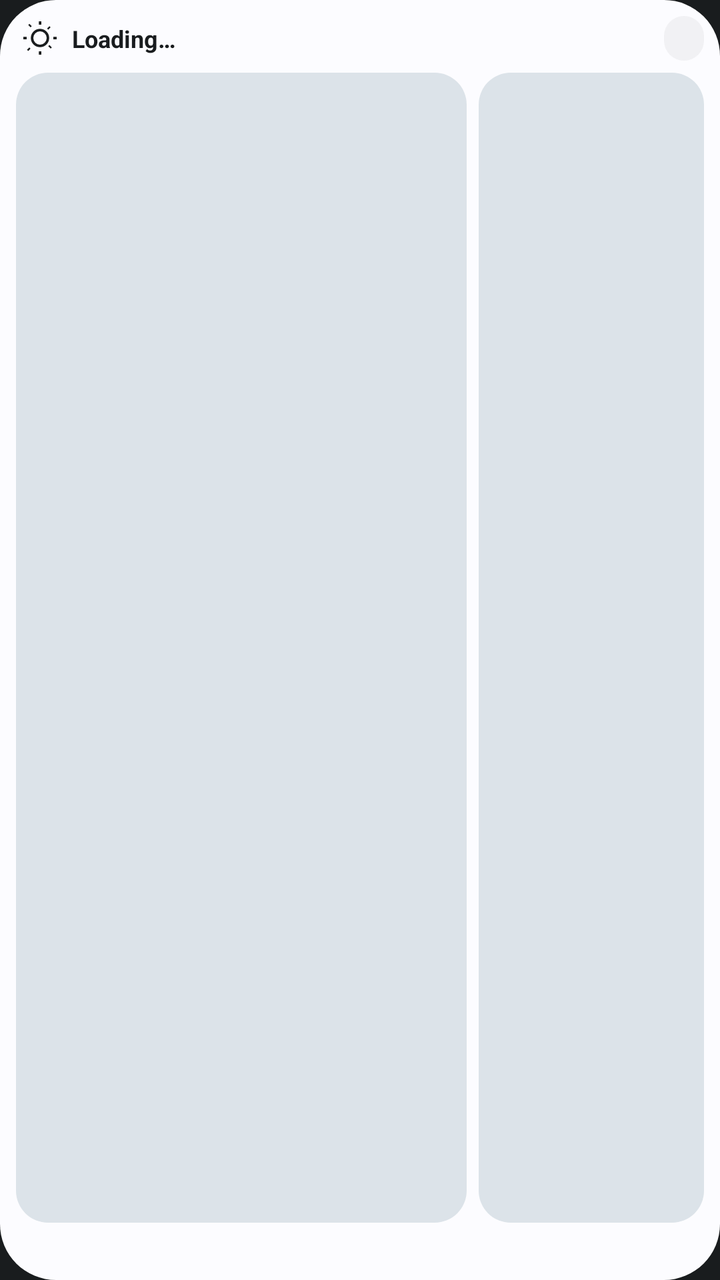
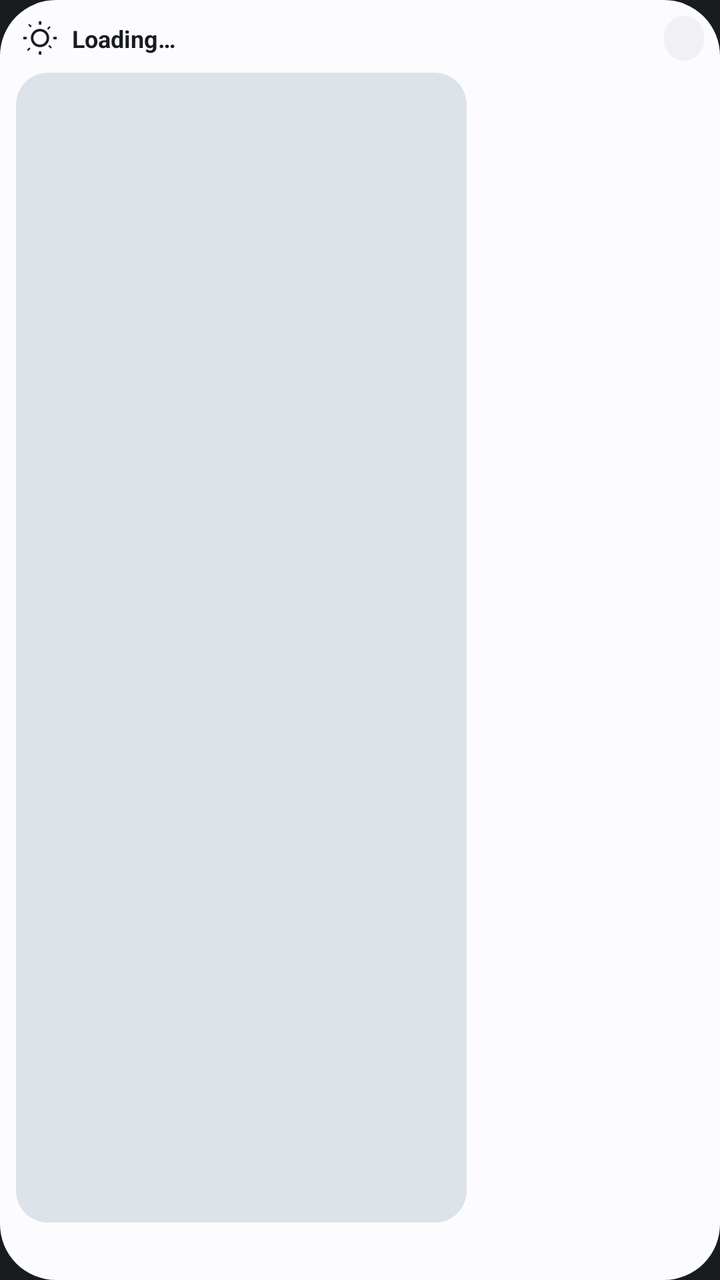

Screens rendered from an Android XML layout before and after an edit, with the pre-edit source and the edit as a unified diff.
<!-- AndroidManifest.xml: application theme android:Theme.DeviceDefault -->
<!-- res/layout/widget_rain_radar.xml -->
<?xml version='1.0' encoding='utf-8'?>
<LinearLayout xmlns:android="http://schemas.android.com/apk/res/android" android:id="@+id/root" android:layout_width="match_parent" android:layout_height="match_parent" android:orientation="vertical" android:background="@drawable/widget_background" android:padding="8dp">
    <LinearLayout android:layout_width="match_parent" android:layout_height="wrap_content" android:orientation="horizontal" android:gravity="center_vertical" android:paddingStart="2dp">
        <ImageView android:id="@+id/condition" android:layout_width="20dp" android:layout_height="20dp" android:layout_marginEnd="6dp" android:src="@drawable/ic_cond_clear" android:contentDescription="@string/widget_label" />
        <TextView android:id="@+id/location" android:layout_width="0dp" android:layout_height="wrap_content" android:layout_weight="1" android:textColor="@color/widget_text" android:textSize="12sp" android:textStyle="bold" android:singleLine="true" android:ellipsize="end" android:text="@string/loading" />
        <TextView android:id="@+id/updated" android:layout_width="wrap_content" android:layout_height="wrap_content" android:layout_marginStart="6dp" android:textColor="@color/widget_subtle" android:textSize="12sp" android:singleLine="true" android:paddingStart="10dp" android:paddingEnd="10dp" android:paddingTop="3dp" android:paddingBottom="3dp" android:background="@drawable/updated_pill_background" android:text="" />
    </LinearLayout>
    <LinearLayout android:layout_width="match_parent" android:layout_height="0dp" android:layout_weight="1" android:layout_marginTop="6dp" android:orientation="horizontal">
        <LinearLayout android:layout_width="0dp" android:layout_height="match_parent" android:layout_weight="2" android:layout_marginEnd="6dp" android:orientation="vertical">
            <ImageView android:id="@+id/chart" android:layout_width="match_parent" android:layout_height="0dp" android:layout_weight="1" android:layout_marginTop="0dp" android:scaleType="fitXY" android:adjustViewBounds="false" android:background="@drawable/island_neutral" android:contentDescription="@string/widget_label" />
            <LinearLayout android:id="@+id/rain_stats" android:layout_width="match_parent" android:layout_height="wrap_content" android:layout_marginTop="6dp" android:orientation="vertical" android:gravity="center_vertical" android:paddingStart="0dp" android:paddingEnd="0dp" android:visibility="gone">
                <LinearLayout android:layout_width="match_parent" android:layout_height="wrap_content" android:orientation="horizontal" android:gravity="center_vertical">
                    <TextView android:layout_width="32dp" android:layout_height="wrap_content" android:textSize="9sp" android:textColor="@color/widget_text" android:singleLine="true" android:text="@string/now_label" />
                    <TextView android:layout_width="40dp" android:layout_height="wrap_content" android:textSize="15sp" android:textColor="@color/widget_text" android:singleLine="true" android:text="" android:id="@+id/rain_temp_now" />
                    <TextView android:layout_width="wrap_content" android:layout_height="wrap_content" android:textSize="11sp" android:textColor="@color/widget_text" android:singleLine="true" android:text="" android:id="@+id/rain_micro_now" />
                </LinearLayout>
                <LinearLayout android:layout_width="match_parent" android:layout_height="wrap_content" android:orientation="horizontal" android:gravity="center_vertical">
                    <TextView android:layout_width="32dp" android:layout_height="wrap_content" android:textSize="9sp" android:textColor="@color/widget_text" android:singleLine="true" android:text="@string/plus2h_label" />
                    <TextView android:layout_width="40dp" android:layout_height="wrap_content" android:textSize="15sp" android:textColor="@color/widget_text" android:singleLine="true" android:text="" android:id="@+id/rain_temp_end" />
                    <TextView android:layout_width="wrap_content" android:layout_height="wrap_content" android:textSize="11sp" android:textColor="@color/widget_text" android:singleLine="true" android:text="" android:id="@+id/rain_micro_end" />
                </LinearLayout>
            </LinearLayout>
            <LinearLayout android:id="@+id/dry_body" android:layout_width="match_parent" android:layout_height="0dp" android:layout_weight="1" android:layout_marginTop="0dp" android:orientation="vertical" android:visibility="gone" android:background="@drawable/island_neutral">
                <LinearLayout android:layout_width="match_parent" android:layout_height="wrap_content" android:orientation="horizontal" android:gravity="center" android:background="@drawable/island_accent" android:paddingStart="6dp" android:paddingEnd="6dp" android:paddingTop="3dp" android:paddingBottom="3dp">
                    <TextView android:layout_width="wrap_content" android:layout_height="wrap_content" android:textColor="@color/widget_subtle" android:textSize="10sp" android:textFontWeight="700" android:letterSpacing="0.16" android:text="@string/now_label" android:layout_marginEnd="5dp" />
                    <LinearLayout android:layout_width="wrap_content" android:layout_height="wrap_content" android:orientation="horizontal" android:gravity="center_vertical" android:paddingTop="0dp" android:layout_marginEnd="8dp">
                        <ImageView android:id="@+id/dry_condition" android:layout_width="22dp" android:layout_height="22dp" android:layout_marginEnd="4dp" android:src="@drawable/ic_cond_clear" android:contentDescription="@string/widget_label" />
                        <TextView android:id="@+id/dry_temp_now" android:layout_width="wrap_content" android:layout_height="wrap_content" android:textColor="@color/widget_text" android:textSize="32sp" android:textFontWeight="300" android:includeFontPadding="false" android:text="" />
                    </LinearLayout>
                    <LinearLayout android:layout_width="wrap_content" android:layout_height="wrap_content" android:orientation="vertical" android:gravity="center_vertical" android:paddingTop="0dp">
                        <TextView android:layout_width="wrap_content" android:layout_height="wrap_content" android:textColor="@color/widget_subtle" android:textSize="10sp" android:textFontWeight="700" android:letterSpacing="0.16" android:layout_marginEnd="6dp" android:text="@string/plus2h_label" />
                        <TextView android:id="@+id/dry_temp_end" android:layout_width="wrap_content" android:layout_height="wrap_content" android:textColor="@color/chart_temp" android:textSize="17sp" android:textFontWeight="600" android:text="" />
                    </LinearLayout>
                </LinearLayout>
                <LinearLayout android:layout_width="match_parent" android:layout_height="wrap_content" android:orientation="vertical" android:gravity="center_vertical" android:background="@drawable/island_neutral" android:paddingStart="8dp" android:paddingEnd="8dp" android:paddingTop="1dp" android:paddingBottom="1dp">
                    <LinearLayout android:layout_width="match_parent" android:layout_height="wrap_content" android:orientation="horizontal" android:paddingBottom="1dp">
                        <TextView android:layout_width="0dp" android:layout_height="wrap_content" android:layout_weight="1" android:text="" />
                        <TextView android:layout_width="38dp" android:layout_height="wrap_content" android:gravity="end" android:textColor="@color/widget_subtle" android:textSize="9sp" android:textFontWeight="700" android:letterSpacing="0.1" android:text="@string/now_label" />
                        <TextView android:layout_width="38dp" android:layout_height="wrap_content" android:gravity="end" android:textColor="@color/widget_subtle" android:textSize="9sp" android:textFontWeight="700" android:letterSpacing="0.1" android:text="@string/plus2h_label" />
                    </LinearLayout>
                    <LinearLayout android:layout_width="match_parent" android:layout_height="wrap_content" android:orientation="horizontal" android:paddingTop="1dp" android:paddingBottom="1dp">
                        <TextView android:layout_width="0dp" android:layout_height="wrap_content" android:layout_weight="1" android:textColor="@color/widget_subtle" android:textSize="11sp" android:textFontWeight="600" android:text="@string/stat_feels" />
                        <TextView android:id="@+id/dry_feels_now" android:layout_width="38dp" android:layout_height="wrap_content" android:gravity="end" android:textColor="@color/widget_text" android:textSize="11sp" android:textFontWeight="600" android:text="" />
                        <TextView android:id="@+id/dry_feels_end" android:layout_width="38dp" android:layout_height="wrap_content" android:gravity="end" android:textColor="@color/widget_subtle" android:textSize="11sp" android:textFontWeight="600" android:text="" />
                    </LinearLayout>
                    <LinearLayout android:layout_width="match_parent" android:layout_height="wrap_content" android:orientation="horizontal" android:paddingTop="1dp" android:paddingBottom="1dp">
                        <TextView android:layout_width="0dp" android:layout_height="wrap_content" android:layout_weight="1" android:textColor="@color/widget_subtle" android:textSize="11sp" android:textFontWeight="600" android:text="@string/stat_wind" />
                        <TextView android:id="@+id/dry_wind_now" android:layout_width="38dp" android:layout_height="wrap_content" android:gravity="end" android:textColor="@color/widget_text" android:textSize="11sp" android:textFontWeight="600" android:text="" />
                        <TextView android:id="@+id/dry_wind_end" android:layout_width="38dp" android:layout_height="wrap_content" android:gravity="end" android:textColor="@color/widget_subtle" android:textSize="11sp" android:textFontWeight="600" android:text="" />
                    </LinearLayout>
                    <LinearLayout android:layout_width="match_parent" android:layout_height="wrap_content" android:orientation="horizontal" android:paddingTop="1dp" android:paddingBottom="1dp">
                        <TextView android:layout_width="0dp" android:layout_height="wrap_content" android:layout_weight="1" android:textColor="@color/widget_subtle" android:textSize="11sp" android:textFontWeight="600" android:text="@string/stat_uv" />
                        <TextView android:id="@+id/dry_uv_now" android:layout_width="38dp" android:layout_height="wrap_content" android:gravity="end" android:textColor="@color/widget_text" android:textSize="11sp" android:textFontWeight="600" android:text="" />
                        <TextView android:id="@+id/dry_uv_end" android:layout_width="38dp" android:layout_height="wrap_content" android:gravity="end" android:textColor="@color/widget_subtle" android:textSize="11sp" android:textFontWeight="600" android:text="" />
                    </LinearLayout>
                </LinearLayout>
                <LinearLayout android:id="@+id/dry_sunset_row" android:layout_width="match_parent" android:layout_height="wrap_content" android:orientation="horizontal" android:gravity="center" android:paddingTop="1dp">
                    <TextView android:layout_width="wrap_content" android:layout_height="wrap_content" android:textColor="@color/widget_subtle" android:textSize="10sp" android:textFontWeight="700" android:letterSpacing="0.16" android:layout_marginEnd="6dp" android:text="@string/sunset_label" />
                    <TextView android:id="@+id/dry_sunset_time" android:layout_width="wrap_content" android:layout_height="wrap_content" android:textColor="@color/widget_text" android:textSize="11sp" android:textFontWeight="600" android:text="" />
                </LinearLayout>
            </LinearLayout>
        </LinearLayout>
        <LinearLayout android:id="@+id/local_radar" android:layout_width="0dp" android:layout_height="match_parent" android:layout_weight="1" android:orientation="vertical" android:gravity="center" android:background="@drawable/island_neutral" android:padding="3dp">
            <ImageView android:id="@+id/radar_image" android:layout_width="match_parent" android:layout_height="0dp" android:layout_weight="1" android:scaleType="fitCenter" android:contentDescription="@string/radar_description" />
        </LinearLayout>
    </LinearLayout>
    <TextView android:id="@+id/headline" android:layout_width="match_parent" android:layout_height="wrap_content" android:layout_marginTop="6dp" android:textColor="@color/widget_subtle" android:textSize="11sp" android:gravity="center_horizontal" android:maxLines="2" android:ellipsize="end" android:lineSpacingMultiplier="0.98" android:paddingStart="4dp" android:paddingEnd="4dp" android:text="" />
</LinearLayout>
<!-- resources referenced by this layout -->
<resources>
  <color name="chart_temp">@android:color/system_accent1_600</color>
  <color name="widget_subtle">@android:color/system_neutral2_600</color>
  <color name="widget_text">@android:color/system_neutral1_900</color>
  <!-- drawable ic_cond_clear (drawable) -->
  <?xml version="1.0" encoding="utf-8"?>
  <vector xmlns:android="http://schemas.android.com/apk/res/android"
      android:width="24dp"
      android:height="24dp"
      android:viewportWidth="24"
      android:viewportHeight="24"
      android:tint="@color/widget_text">
      <path
          android:fillColor="#FF000000"
          android:pathData="M12,6.5A5.5,5.5 0 1 0 12,17.5A5.5,5.5 0 0 0 12,6.5ZM12,16A4,4 0 1 1 12,8A4,4 0 0 1 12,16Z" />
      <path
          android:fillColor="#FF000000"
          android:pathData="M11.25,2L11.25,4L12.75,4L12.75,2ZM11.25,20L11.25,22L12.75,22L12.75,20ZM2,11.25L2,12.75L4,12.75L4,11.25ZM20,11.25L20,12.75L22,12.75L22,11.25Z" />
      <path
          android:fillColor="#FF000000"
          android:pathData="M4.93,4.22L6.34,5.64L7.05,4.93L5.64,3.52ZM16.95,16.95L18.36,18.36L19.07,17.66L17.66,16.24ZM16.95,7.05L18.36,5.64L17.66,4.93L16.24,6.34ZM4.93,19.78L6.34,18.36L5.64,17.66L4.22,19.07Z" />
  </vector>
  <!-- drawable island_accent (drawable) -->
  <?xml version="1.0" encoding="utf-8"?>
  <shape xmlns:android="http://schemas.android.com/apk/res/android"
      android:shape="rectangle">
      <solid android:color="@color/widget_container_accent" />
      <corners android:radius="16dp" />
  </shape>
  <!-- drawable island_neutral (drawable) -->
  <?xml version="1.0" encoding="utf-8"?>
  <shape xmlns:android="http://schemas.android.com/apk/res/android"
      android:shape="rectangle">
      <solid android:color="@color/widget_container" />
      <corners android:radius="16dp" />
  </shape>
  <!-- drawable updated_pill_background (drawable) -->
  <?xml version="1.0" encoding="utf-8"?>
  <shape xmlns:android="http://schemas.android.com/apk/res/android"
      android:shape="rectangle">
      <solid android:color="#0C202421" />
      <corners android:radius="999dp" />
  </shape>
  <!-- drawable widget_background (drawable) -->
  <?xml version="1.0" encoding="utf-8"?>
  <shape xmlns:android="http://schemas.android.com/apk/res/android"
      android:shape="rectangle">
      <solid android:color="@color/widget_bg" />
      <corners android:radius="28dp" />
  </shape>
  <string name="loading">Loading…</string>
  <string name="now_label">NOW</string>
  <string name="plus2h_label">+2H</string>
  <string name="radar_description">Rain radar within 50 km of your location</string>
  <string name="stat_feels">Feels</string>
  <string name="stat_uv">UV</string>
  <string name="stat_wind">Wind</string>
  <string name="sunset_label">SUNSET</string>
  <string name="widget_label">Rain (2h)</string>
  <color name="widget_container_accent">@android:color/system_accent2_100</color>
  <color name="widget_container">@android:color/system_neutral2_100</color>
  <color name="widget_bg">@android:color/system_neutral1_10</color>
</resources>

<!-- the commit's change to res/layout/widget_rain_radar.xml (unified diff, before → after) -->
@@ -60,7 +60,7 @@
                 </LinearLayout>
             </LinearLayout>
         </LinearLayout>
-        <LinearLayout android:id="@+id/local_radar" android:layout_width="0dp" android:layout_height="match_parent" android:layout_weight="1" android:orientation="vertical" android:gravity="center" android:background="@drawable/island_neutral" android:padding="3dp">
+        <LinearLayout android:id="@+id/local_radar" android:layout_width="0dp" android:layout_height="match_parent" android:layout_weight="1" android:orientation="vertical" android:gravity="center">
             <ImageView android:id="@+id/radar_image" android:layout_width="match_parent" android:layout_height="0dp" android:layout_weight="1" android:scaleType="fitCenter" android:contentDescription="@string/radar_description" />
         </LinearLayout>
     </LinearLayout>
